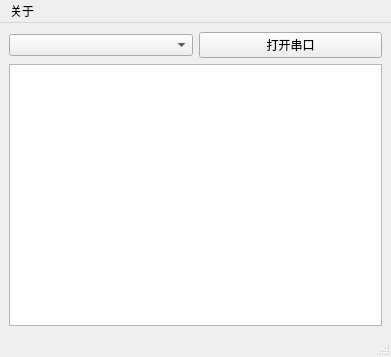
windfallw/PN532-Reader, file SLmge.ui: the form before one commit.
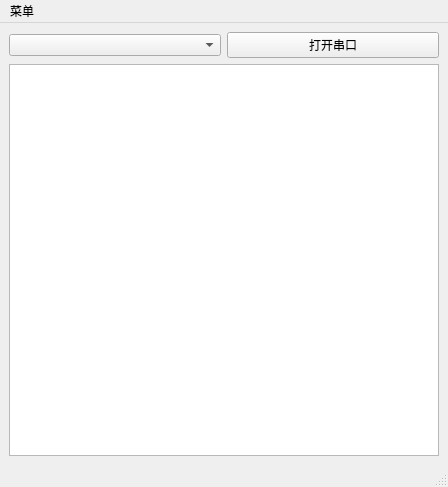
The form after the commit.

What changed in the file:
```diff
--- a/SLmge.ui
+++ b/SLmge.ui
@@ -6,8 +6,8 @@
    <rect>
     <x>0</x>
     <y>0</y>
-    <width>391</width>
-    <height>357</height>
+    <width>448</width>
+    <height>487</height>
    </rect>
   </property>
   <property name="windowTitle">
@@ -15,16 +15,6 @@
   </property>
   <widget class="QWidget" name="centralwidget">
    <layout class="QGridLayout" name="gridLayout">
-    <item row="0" column="0">
-     <widget class="QComboBox" name="allSerialPort"/>
-    </item>
-    <item row="2" column="0" colspan="2">
-     <widget class="QTextBrowser" name="serialPrint">
-      <property name="toolTip">
-       <string>&lt;html&gt;&lt;head/&gt;&lt;body&gt;&lt;p&gt;&lt;br/&gt;&lt;/p&gt;&lt;/body&gt;&lt;/html&gt;</string>
-      </property>
-     </widget>
-    </item>
     <item row="0" column="1">
      <widget class="QPushButton" name="openSerial">
       <property name="text">
@@ -32,6 +22,27 @@
       </property>
      </widget>
     </item>
+    <item row="1" column="0" colspan="2">
+     <widget class="QTextBrowser" name="serialPrint">
+      <property name="toolTip">
+       <string>&lt;html&gt;&lt;head/&gt;&lt;body&gt;&lt;p&gt;&lt;br/&gt;&lt;/p&gt;&lt;/body&gt;&lt;/html&gt;</string>
+      </property>
+      <property name="html">
+       <string>&lt;!DOCTYPE HTML PUBLIC &quot;-//W3C//DTD HTML 4.0//EN&quot; &quot;http://www.w3.org/TR/REC-html40/strict.dtd&quot;&gt;
+&lt;html&gt;&lt;head&gt;&lt;meta name=&quot;qrichtext&quot; content=&quot;1&quot; /&gt;&lt;style type=&quot;text/css&quot;&gt;
+p, li { white-space: pre-wrap; }
+&lt;/style&gt;&lt;/head&gt;&lt;body style=&quot; font-family:'SimSun'; font-size:9pt; font-weight:400; font-style:normal;&quot;&gt;
+&lt;p style=&quot;-qt-paragraph-type:empty; margin-top:0px; margin-bottom:0px; margin-left:0px; margin-right:0px; -qt-block-indent:0; text-indent:0px;&quot;&gt;&lt;br /&gt;&lt;/p&gt;&lt;/body&gt;&lt;/html&gt;</string>
+      </property>
+     </widget>
+    </item>
+    <item row="0" column="0">
+     <widget class="QComboBox" name="allSerialPort">
+      <property name="editable">
+       <bool>false</bool>
+      </property>
+     </widget>
+    </item>
    </layout>
   </widget>
   <widget class="QStatusBar" name="statusbar"/>
@@ -40,13 +51,13 @@
     <rect>
      <x>0</x>
      <y>0</y>
-     <width>391</width>
-     <height>18</height>
+     <width>448</width>
+     <height>26</height>
     </rect>
    </property>
    <widget class="QMenu" name="menu">
     <property name="title">
-     <string>关于</string>
+     <string>菜单</string>
     </property>
     <addaction name="viewVersion"/>
    </widget>
```
Left out of the diff: 15 changed lines with no effect on the pictures.
